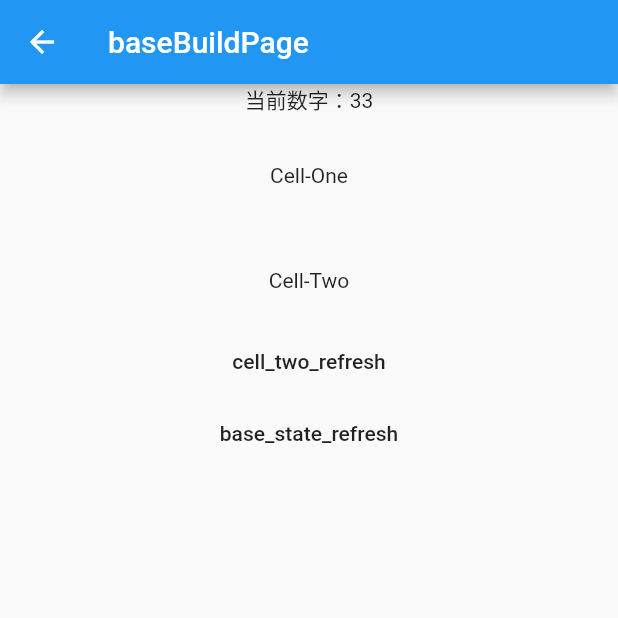
After one commit to ZeroMoment/FlutterLearning, a Flutter app: the BaseBuildPage screen opened by its route, on a phone screen of 412 x 824 dp, the top half of it. The commit adds this screen. Run offline on Flutter 3.47's test engine with Material 2 defaults, Android fonts, the phone set to English and light mode, and no system bars.

Commit message:
增加setstate对控件rebuild测试页面

```diff
--- a/lib/home_learning.dart
+++ b/lib/home_learning.dart
@@ -43,7 +43,9 @@ class _MyHomePageState extends State<MyHomePage> {
     _list..add("Animation")
       ..add("Shared")
       ..add("MethodChannel")
-      ..add("customize");
+      ..add("customize")
+      ..add("TestBuild")
+    ;
 
   }
 
@@ -125,6 +127,8 @@ class _MyHomePageState extends State<MyHomePage> {
       Navigator.pushNamed(context, mRoutes.methodChannelPage);
     } else if("customize" == itemTxt) {
       Navigator.pushNamed(context, mRoutes.customizeBasePage);
+    } else if("TestBuild" == itemTxt) {
+      Navigator.pushNamed(context, mRoutes.testBuildBasePage);
     }
   }
 
--- /dev/null
+++ b/lib/module/testbuild/base_build_page.dart
@@ -0,0 +1,58 @@
+
+import 'package:flutter/material.dart';
+import 'package:flutter_learning/module/testbuild/cell_one_page.dart';
+import 'package:flutter_learning/module/testbuild/cell_two_page.dart';
+
+class BaseBuildPage extends StatelessWidget {
+  @override
+  Widget build(BuildContext context) {
+    print("basebuild......000");
+    return Scaffold(
+      appBar: AppBar(
+        title: Text('baseBuildPage'),
+      ),
+      body: OnePage(),
+    );
+  }
+
+}
+
+class OnePage extends StatefulWidget {
+  @override
+  State<StatefulWidget> createState() {
+    return _OnePaegState();
+  }
+
+}
+
+class _OnePaegState extends State<OnePage> {
+
+  var curNum = 22;
+
+  @override
+  void initState() {
+    print("onepage- initstate......");
+    curNum = 33;
+    super.initState();
+  }
+
+  @override
+  Widget build(BuildContext context) {
+    print("onepage -build ......111");
+    return Column(
+      children: [
+        Text("当前数字：$curNum"),
+        SizedBox(height: 10,),
+        CellOnePage(),
+        SizedBox(height: 10,),
+        CellTwoPage(),
+        FlatButton(onPressed: (){
+          setState(() {
+            curNum++;
+          });
+        }, child: Text('base_state_refresh'))
+      ],
+    );
+  }
+
+}
--- /dev/null
+++ b/lib/module/testbuild/cell_one_page.dart
@@ -0,0 +1,15 @@
+
+import 'package:flutter/material.dart';
+
+class CellOnePage extends StatelessWidget {
+  @override
+  Widget build(BuildContext context) {
+    print("CellOne -build ....");
+    return Container(
+      height: 60,
+      alignment: Alignment.center,
+      child: Text("Cell-One"),
+    );
+  }
+
+}
--- /dev/null
+++ b/lib/module/testbuild/cell_two_page.dart
@@ -0,0 +1,38 @@
+
+import 'package:flutter/material.dart';
+
+class CellTwoPage extends StatefulWidget {
+
+  @override
+  State<StatefulWidget> createState() {
+    return _CellTwoState();
+  }
+
+}
+
+class _CellTwoState extends State<CellTwoPage> {
+  @override
+  void initState() {
+    print("CellTwo -initState ....");
+    super.initState();
+  }
+
+  @override
+  Widget build(BuildContext context) {
+    print("CellTwo -build ....");
+    return Column(
+      children: [
+        Container(
+          height: 60,
+          alignment: Alignment.center,
+          child: Text("Cell-Two"),
+        ),
+        FlatButton(onPressed: (){
+          setState(() {
+          });
+        }, child: Text('cell_two_refresh'))
+      ],
+    );
+  }
+
+}
--- a/lib/route/routes.dart
+++ b/lib/route/routes.dart
@@ -16,6 +16,7 @@ import 'package:flutter_learning/module/shared/inherited_test_page.dart';
 import 'package:flutter_learning/module/shared/provider_test1_page.dart';
 import 'package:flutter_learning/module/shared/provider_test2_page.dart';
 import 'package:flutter_learning/module/shared/shared_base_page.dart';
+import 'package:flutter_learning/module/testbuild/base_build_page.dart';
 
 import '../home_learning.dart';
 
@@ -40,6 +41,8 @@ final String channelViewPage = '/ChannelViewPage';
 final String channelContolViewPage = '/ChannelViewControlPage';
 
 final String customizeBasePage = '/CustomizeBasePage';
+
+final String testBuildBasePage = '/BaseBuildPage';
 
 // 配置路由命名信息
 final routes = {
@@ -71,7 +74,7 @@ final routes = {
   channelContolViewPage: (context) => ChannelViewControlPage(),
 
   customizeBasePage: (context) => CustomizeBasePage(),
-
+  testBuildBasePage: (context) => BaseBuildPage(),
 };
 
 class UnknownPage extends StatelessWidget {
```
